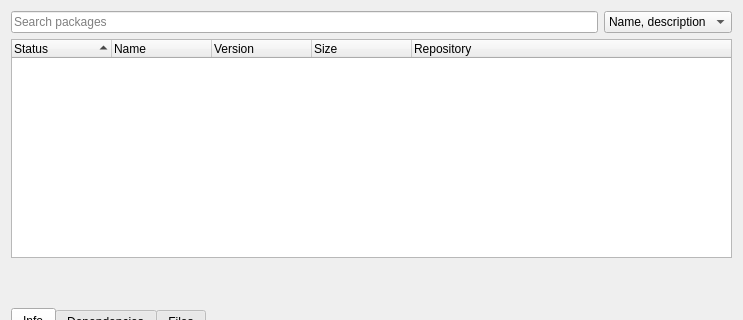
Shatur/orson, file src/mainwindow.ui: the form before one commit; both pictures show x 0 to 743 and y 0 to 320 of the 743 by 585 pixel window.
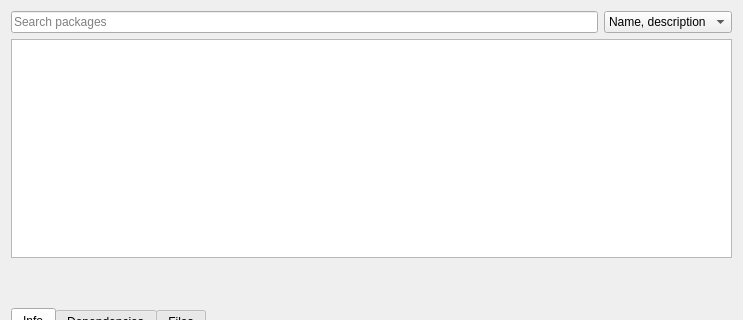
The form after the commit. Custom widgets are drawn as their Qt base class.

Commit message: Use custom item model for packages

What changed in the file:
```diff
--- a/src/mainwindow.ui
+++ b/src/mainwindow.ui
@@ -49,41 +49,16 @@
      </layout>
     </item>
     <item>
-     <widget class="QTreeWidget" name="packagesTreeWidget">
+     <widget class="PackagesTreeView" name="packagesTreeView">
       <property name="editTriggers">
        <set>QAbstractItemView::NoEditTriggers</set>
       </property>
       <property name="rootIsDecorated">
        <bool>false</bool>
       </property>
-      <property name="sortingEnabled">
-       <bool>true</bool>
+      <property name="expandsOnDoubleClick">
+       <bool>false</bool>
       </property>
-      <column>
-       <property name="text">
-        <string>Status</string>
-       </property>
-      </column>
-      <column>
-       <property name="text">
-        <string>Name</string>
-       </property>
-      </column>
-      <column>
-       <property name="text">
-        <string>Version</string>
-       </property>
-      </column>
-      <column>
-       <property name="text">
-        <string>Size</string>
-       </property>
-      </column>
-      <column>
-       <property name="text">
-        <string>Repository</string>
-       </property>
-      </column>
      </widget>
     </item>
     <item>
@@ -526,6 +501,11 @@
    <extends>QTreeView</extends>
    <header>src/files-view/filestreeview.h</header>
   </customwidget>
+  <customwidget>
+   <class>PackagesTreeView</class>
+   <extends>QTreeView</extends>
+   <header>src/packages-view/packagestreeview.h</header>
+  </customwidget>
  </customwidgets>
  <resources/>
  <connections/>
```
Left out of the diff: 2 changed lines with no effect on the pictures. The commit also changes 12 other files.
